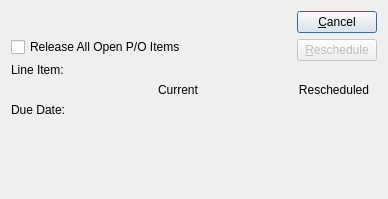
Before: the Qt Designer form guiclient/reschedulePoitem.ui in Pegasus-RPG/xtuple-client, drawn with Qt 5.
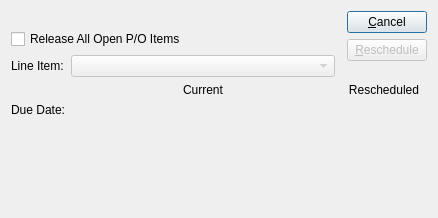
After: the same form once the commit is applied. Custom widgets are drawn as their Qt base class.

Commit message: Issue #12607: Allow rescheduling of all items (opejn) on a PO

```diff
--- a/guiclient/reschedulePoitem.ui
+++ b/guiclient/reschedulePoitem.ui
@@ -13,8 +13,8 @@
    <rect>
     <x>0</x>
     <y>0</y>
-    <width>388</width>
-    <height>199</height>
+    <width>438</width>
+    <height>218</height>
    </rect>
   </property>
   <property name="windowTitle">
@@ -157,18 +157,18 @@
  <customwidgets>
   <customwidget>
    <class>DLineEdit</class>
-   <extends></extends>
+   <extends>QWidget</extends>
    <header>datecluster.h</header>
    <container>1</container>
   </customwidget>
   <customwidget>
    <class>OrderCluster</class>
-   <extends></extends>
+   <extends>QWidget</extends>
    <header>ordercluster.h</header>
   </customwidget>
   <customwidget>
    <class>XComboBox</class>
-   <extends></extends>
+   <extends>QComboBox</extends>
    <header>xcombobox.h</header>
   </customwidget>
  </customwidgets>
```
Left out of the diff: 5 changed lines with no effect on the pictures. The commit also changes 1 other file.
